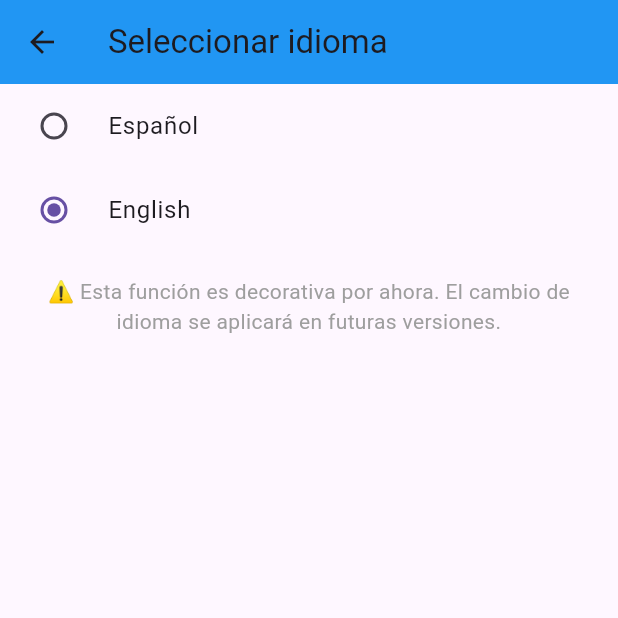
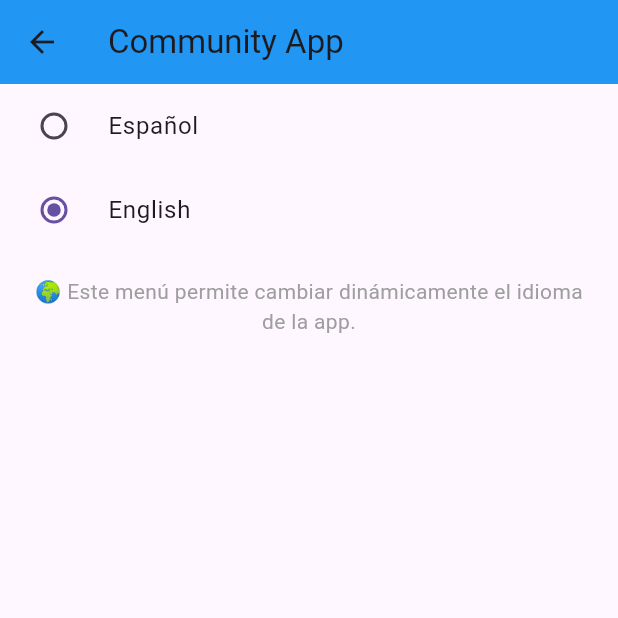
Before and after one commit to Desarrolladores-F5/App-Comunitaria, a Flutter app: the MenuIdiomaScreen screen opened directly, after a tap on "English", on a phone screen of 412 x 824 dp, the top half of it. Run offline on Flutter 3.47's test engine with Material 3 defaults, Android fonts, the phone set to English and light mode, and no system bars; our stand-ins replace animated_text_kit, awesome_dialog, cloud_firestore, firebase_auth, firebase_core, firebase_storage and 1 more; accounts and stored records are empty.

Commit message:
Version actualizada con cambio de idioma incorporado al 06-06.25

````diff
--- /dev/null
+++ b/lib/l10n/app_en.arb
@@ -0,0 +1,6 @@
+{
+  "@@locale": "en",
+  "tituloApp": "Community App",
+  "bienvenida": "Hello, {nombre} 👋",
+  "direccion": "Address: {direccion}"
+}
--- /dev/null
+++ b/lib/l10n/app_es.arb
@@ -0,0 +1,6 @@
+{
+  "@@locale": "es",
+  "tituloApp": "App Comunitaria",
+  "bienvenida": "Hola, {nombre} 👋",
+  "direccion": "Dirección: {direccion}"
+}
--- /dev/null
+++ b/lib/l10n/app_localizations.dart
@@ -0,0 +1,147 @@
+import 'dart:async';
+
+import 'package:flutter/foundation.dart';
+import 'package:flutter/widgets.dart';
+import 'package:flutter_localizations/flutter_localizations.dart';
+import 'package:intl/intl.dart' as intl;
+
+import 'app_localizations_en.dart';
+import 'app_localizations_es.dart';
+
+// ignore_for_file: type=lint
+
+/// Callers can lookup localized strings with an instance of AppLocalizations
+/// returned by `AppLocalizations.of(context)`.
+///
+/// Applications need to include `AppLocalizations.delegate()` in their app's
+/// `localizationDelegates` list, and the locales they support in the app's
+/// `supportedLocales` list. For example:
+///
+/// ```dart
+/// import 'l10n/app_localizations.dart';
+///
+/// return MaterialApp(
+///   localizationsDelegates: AppLocalizations.localizationsDelegates,
+///   supportedLocales: AppLocalizations.supportedLocales,
+///   home: MyApplicationHome(),
+/// );
+/// ```
+///
+/// ## Update pubspec.yaml
+///
+/// Please make sure to update your pubspec.yaml to include the following
+/// packages:
+///
+/// ```yaml
+/// dependencies:
+///   # Internationalization support.
+///   flutter_localizations:
+///     sdk: flutter
+///   intl: any # Use the pinned version from flutter_localizations
+///
+///   # Rest of dependencies
+/// ```
+///
+/// ## iOS Applications
+///
+/// iOS applications define key application metadata, including supported
+/// locales, in an Info.plist file that is built into the application bundle.
+/// To configure the locales supported by your app, you’ll need to edit this
+/// file.
+///
+/// First, open your project’s ios/Runner.xcworkspace Xcode workspace file.
+/// Then, in the Project Navigator, open the Info.plist file under the Runner
+/// project’s Runner folder.
+///
+/// Next, select the Information Property List item, select Add Item from the
+/// Editor menu, then select Localizations from the pop-up menu.
+///
+/// Select and expand the newly-created Localizations item then, for each
+/// locale your application supports, add a new item and select the locale
+/// you wish to add from the pop-up menu in the Value field. This list should
+/// be consistent with the languages listed in the AppLocalizations.supportedLocales
+/// property.
+abstract class AppLocalizations {
+  AppLocalizations(String locale) : localeName = intl.Intl.canonicalizedLocale(locale.toString());
+
+  final String localeName;
+
+  static AppLocalizations? of(BuildContext context) {
+    return Localizations.of<AppLocalizations>(context, AppLocalizations);
+  }
+
+  static const LocalizationsDelegate<AppLocalizations> delegate = _AppLocalizationsDelegate();
+
+  /// A list of this localizations delegate along with the default localizations
+  /// delegates.
+  ///
+  /// Returns a list of localizations delegates containing this delegate along with
+  /// GlobalMaterialLocalizations.delegate, GlobalCupertinoLocalizations.delegate,
+  /// and GlobalWidgetsLocalizations.delegate.
+  ///
+  /// Additional delegates can be added by appending to this list in
+  /// MaterialApp. This list does not have to be used at all if a custom list
+  /// of delegates is preferred or required.
+  static const List<LocalizationsDelegate<dynamic>> localizationsDelegates = <LocalizationsDelegate<dynamic>>[
+    delegate,
+    GlobalMaterialLocalizations.delegate,
+    GlobalCupertinoLocalizations.delegate,
+    GlobalWidgetsLocalizations.delegate,
+  ];
+
+  /// A list of this localizations delegate's supported locales.
+  static const List<Locale> supportedLocales = <Locale>[
+    Locale('en'),
+    Locale('es')
+  ];
+
+  /// No description provided for @tituloApp.
+  ///
+  /// In en, this message translates to:
+  /// **'Community App'**
+  String get tituloApp;
+
+  /// No description provided for @bienvenida.
+  ///
+  /// In en, this message translates to:
+  /// **'Hello, {nombre} 👋'**
+  String bienvenida(Object nombre);
+
+  /// No description provided for @direccion.
+  ///
+  /// In en, this message translates to:
+  /// **'Address: {direccion}'**
+  String direccion(Object direccion);
+}
+
+class _AppLocalizationsDelegate extends LocalizationsDelegate<AppLocalizations> {
+  const _AppLocalizationsDelegate();
+
+  @override
+  Future<AppLocalizations> load(Locale locale) {
+    return SynchronousFuture<AppLocalizations>(lookupAppLocalizations(locale));
+  }
+
+  @override
+  bool isSupported(Locale locale) => <String>['en', 'es'].contains(locale.languageCode);
+
+  @override
+  bool shouldReload(_AppLocalizationsDelegate old) => false;
+}
+
+AppLocalizations lookupAppLocalizations(Locale locale) {
+
+
+  // Lookup logic when only language code is specified.
+  switch (locale.languageCode) {
+    case 'en': return AppLocalizationsEn();
+    case 'es': return AppLocalizationsEs();
+  }
+
+  throw FlutterError(
+    'AppLocalizations.delegate failed to load unsupported locale "$locale". This is likely '
+    'an issue with the localizations generation tool. Please file an issue '
+    'on GitHub with a reproducible sample app and the gen-l10n configuration '
+    'that was used.'
+  );
+}
--- a/lib/main.dart
+++ b/lib/main.dart
@@ -1,14 +1,14 @@
 import 'package:flutter/material.dart'; // 🧱 Flutter para UI
 import 'package:firebase_core/firebase_core.dart'; // 🔥 Firebase Core
-// 🔐 Firebase Auth
 import 'firebase_options.dart'; // ⚙️ Configuración de Firebase
-import 'package:intl/date_symbol_data_local.dart';
-
+import 'package:intl/date_symbol_data_local.dart'; // 📅 Soporte de fechas en español
+import 'package:flutter_localizations/flutter_localizations.dart'; // 🌐 Localizaciones Flutter
+import 'l10n/app_localizations.dart'; // 🌐 Traducciones generadas
 
 // 🖼️ Pantallas
 import 'screens/login_screen.dart';
 import 'screens/home_screen.dart';
-import 'screens/check_auth_screen.dart'; // ✅ Nueva pantalla tipo splash/check
+import 'screens/check_auth_screen.dart'; // ✅ Pantalla splash/check
 
 void main() async {
   WidgetsFlutterBinding.ensureInitialized();
@@ -21,17 +21,30 @@
   }
 
   // 📅 Inicializar soporte para fechas en español (Chile)
-  await initializeDateFormatting('es_CL', null); // 📅 Esto es clave
-
-  // 🧪 Puedes comentar esto si no quieres cerrar sesión automáticamente al iniciar
-  // await FirebaseAuth.instance.signOut();
+  await initializeDateFormatting('es_CL', null);
 
   // 🚀 Inicia la app
-  runApp(const MyApp());
+  runApp(MyApp());
 }
 
-class MyApp extends StatelessWidget {
+// 🧠 Clase para controlar y cambiar el idioma dinámicamente
+class MyApp extends StatefulWidget {
   const MyApp({super.key});
+
+  // 🔁 Permite acceder al estado desde otras pantallas (como MenuIdiomaScreen)
+  static _MyAppState? of(BuildContext context) => context.findAncestorStateOfType<_MyAppState>();
+
+  @override
+  State<MyApp> createState() => _MyAppState();
+}
+
+class _MyAppState extends State<MyApp> {
+  Locale _locale = const Locale('es'); // 🌍 Idioma inicial por defecto
+
+  // 🔄 Método para cambiar el idioma
+  void setLocale(Locale newLocale) {
+    setState(() => _locale = newLocale);
+  }
 
   @override
   Widget build(BuildContext context) {
@@ -39,10 +52,23 @@
       title: 'App Comunitaria',
       debugShowCheckedModeBanner: false,
 
-      // 🧭 Pantalla inicial → CheckAuthScreen (muestra splash y decide a dónde ir)
+      // 🌐 Configuración de idioma
+      locale: _locale,
+      supportedLocales: const [
+        Locale('es'), // Español
+        Locale('en'), // Inglés
+      ],
+      localizationsDelegates: const [
+        AppLocalizations.delegate,
+        GlobalMaterialLocalizations.delegate,
+        GlobalWidgetsLocalizations.delegate,
+        GlobalCupertinoLocalizations.delegate,
+      ],
+
+      // 🧭 Pantalla inicial
       home: const CheckAuthScreen(),
 
-      // 🛣️ Rutas nombradas para navegación
+      // 🛣️ Rutas nombradas
       routes: {
         '/login': (context) => const LoginScreen(),
         '/home': (context) => const HomeScreen(),
--- a/lib/screens/menu_idioma_screen.dart
+++ b/lib/screens/menu_idioma_screen.dart
@@ -1,4 +1,7 @@
+// 📦 Importaciones necesarias
 import 'package:flutter/material.dart';
+import 'package:app_comunitaria/l10n/app_localizations.dart'; // 🌐 Traducciones
+import '../main.dart'; // 💡 Importa MyApp para usar su método setLocale
 
 class MenuIdiomaScreen extends StatefulWidget {
   const MenuIdiomaScreen({super.key});
@@ -8,43 +11,63 @@
 }
 
 class _MenuIdiomaScreenState extends State<MenuIdiomaScreen> {
-  String _idiomaSeleccionado = 'es'; // 'es' para español, 'en' para inglés
+  // 🌐 Idioma actualmente seleccionado. Inicialmente "es"
+  String _idiomaSeleccionado = 'es';
+
+  // 🌐 Función para cambiar el idioma real desde cualquier lugar de la app
+  void _cambiarIdioma(String codigoIdioma) {
+    // 🔍 Busca el estado de MyApp, donde está definido setLocale
+    final myAppState = MyApp.of(context);
+    if (myAppState != null) {
+      myAppState.setLocale(Locale(codigoIdioma)); // 🌍 Aplica el idioma
+    }
+  }
 
   @override
   Widget build(BuildContext context) {
+    final tr = AppLocalizations.of(context)!;
+
     return Scaffold(
       appBar: AppBar(
-        title: const Text('Seleccionar idioma'),
+        title: Text(tr.tituloApp), // Puedes cambiar esto si quieres un título localizable
         backgroundColor: Colors.blue,
       ),
       body: Column(
         children: [
+          // 🌐 Opción Español
           RadioListTile<String>(
             title: const Text('Español'),
             value: 'es',
             groupValue: _idiomaSeleccionado,
             onChanged: (value) {
-              setState(() => _idiomaSeleccionado = value!);
-              // Aquí se aplicaría lógica para cambiar el idioma (en futuras versiones)
+              if (value != null) {
+                setState(() => _idiomaSeleccionado = value);
+                _cambiarIdioma(value);
+              }
             },
           ),
+
+          // 🌐 Opción Inglés
           RadioListTile<String>(
             title: const Text('English'),
             value: 'en',
             groupValue: _idiomaSeleccionado,
             onChanged: (value) {
-              setState(() => _idiomaSeleccionado = value!);
-              // Lo mismo aquí
+              if (value != null) {
+                setState(() => _idiomaSeleccionado = value);
+                _cambiarIdioma(value);
+              }
             },
           ),
+
           const Padding(
             padding: EdgeInsets.all(16),
             child: Text(
-              '⚠️ Esta función es decorativa por ahora. El cambio de idioma se aplicará en futuras versiones.',
+              '🌍 Este menú permite cambiar dinámicamente el idioma de la app.',
               style: TextStyle(color: Colors.grey),
               textAlign: TextAlign.center,
             ),
-          )
+          ),
         ],
       ),
     );
````
Also changed, not shown: lib/l10n/app_localizations_en.dart (added, +23 -0 lines), lib/l10n/app_localizations_es.dart (added, +23 -0 lines), lib/screens/home_screen.dart (+9 -9 lines), pubspec.yaml (+10 -1 lines), pubspec.lock.
